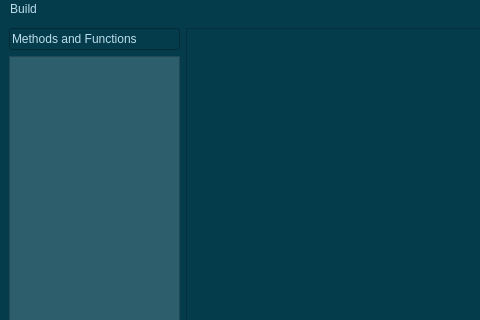
This is forms/FunctionWindow.ui in Alienso/MainAnt as Qt 5 draws it before an edit; both pictures show x 0 to 480 and y 0 to 320 of the 1226 by 600 pixel window. The edited form follows.
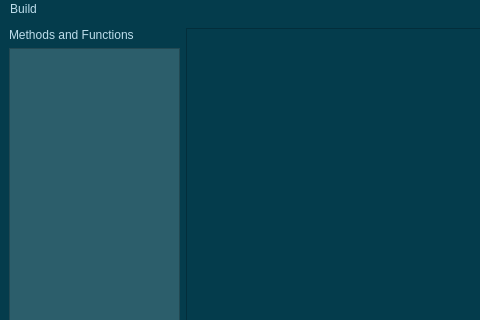
This is the edited form. Custom widgets are drawn as their Qt base class.

Commit message:
fix: FunctionWindow, labela
* Labela u kojoj pise "Methods and Functions" je bila labela za editovanje i unos teksta. Zamenjena je da bude samo labela, u koju ne moze da se unosi tekst.

What changed in the file:
```diff
--- a/forms/FunctionWindow.ui
+++ b/forms/FunctionWindow.ui
@@ -22,9 +22,9 @@
     <item>
      <layout class="QVBoxLayout" name="verticalLayout">
       <item>
-       <widget class="QLineEdit" name="lineEdit">
+       <widget class="QLabel" name="label_4">
         <property name="styleSheet">
-         <string notr="true">color : rgb(189, 221, 235)</string>
+         <string notr="true">color: rgb(189, 221, 235);</string>
         </property>
         <property name="text">
          <string>Methods and Functions</string>
```
